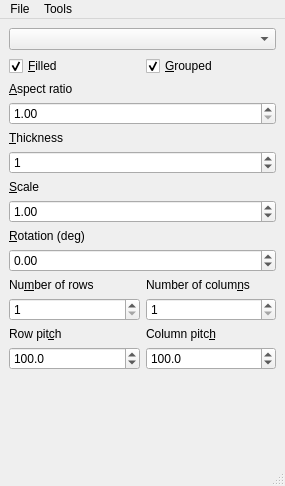
Before: the Qt Designer form ControlWindow.ui in tortugueta/Array, drawn with Qt 5.
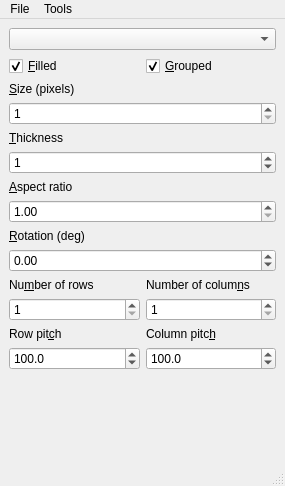
After: the same form once the commit is applied.

Commit message: Change "scale" control to "size" of the features

```diff
--- a/ControlWindow.ui
+++ b/ControlWindow.ui
@@ -68,30 +68,24 @@
      </layout>
     </item>
     <item>
-     <layout class="QVBoxLayout" name="verticalLayout_21">
+     <layout class="QVBoxLayout" name="verticalLayout_20">
       <item>
-       <widget class="QLabel" name="aspectRatio_label">
+       <widget class="QLabel" name="size_label">
         <property name="text">
-         <string>&amp;Aspect ratio</string>
+         <string>&amp;Size (pixels)</string>
         </property>
         <property name="buddy">
-         <cstring>aspectRatio_doubleSpinBox</cstring>
+         <cstring>size_spinBox</cstring>
         </property>
        </widget>
       </item>
       <item>
-       <widget class="QDoubleSpinBox" name="aspectRatio_doubleSpinBox">
-        <property name="decimals">
-         <number>2</number>
-        </property>
+       <widget class="QSpinBox" name="size_spinBox">
         <property name="minimum">
-         <double>1.000000000000000</double>
+         <number>1</number>
         </property>
         <property name="maximum">
-         <double>1000.000000000000000</double>
-        </property>
-        <property name="singleStep">
-         <double>0.100000000000000</double>
+         <number>5000</number>
         </property>
        </widget>
       </item>
@@ -122,30 +116,30 @@
      </layout>
     </item>
     <item>
-     <layout class="QVBoxLayout" name="verticalLayout_20">
+     <layout class="QVBoxLayout" name="verticalLayout_21">
       <item>
-       <widget class="QLabel" name="scale_label">
+       <widget class="QLabel" name="aspectRatio_label">
         <property name="text">
-         <string>&amp;Scale</string>
+         <string>&amp;Aspect ratio</string>
         </property>
         <property name="buddy">
-         <cstring>scale_doubleSpinBox</cstring>
+         <cstring>aspectRatio_doubleSpinBox</cstring>
         </property>
        </widget>
       </item>
       <item>
-       <widget class="QDoubleSpinBox" name="scale_doubleSpinBox">
+       <widget class="QDoubleSpinBox" name="aspectRatio_doubleSpinBox">
         <property name="decimals">
          <number>2</number>
         </property>
+        <property name="minimum">
+         <double>1.000000000000000</double>
+        </property>
         <property name="maximum">
-         <double>100.000000000000000</double>
+         <double>1000.000000000000000</double>
         </property>
         <property name="singleStep">
-         <double>0.010000000000000</double>
-        </property>
-        <property name="value">
-         <double>1.000000000000000</double>
+         <double>0.100000000000000</double>
         </property>
        </widget>
       </item>
```
Left out of the diff: 4 changed lines with no effect on the pictures. The commit also changes 2 other files.
